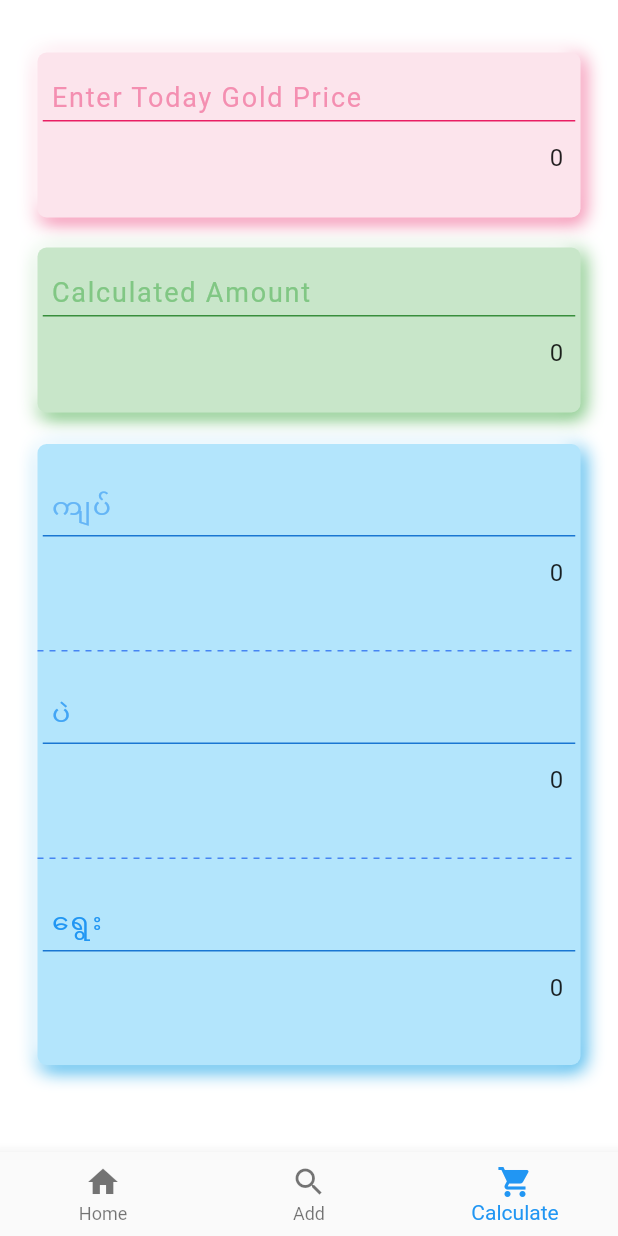
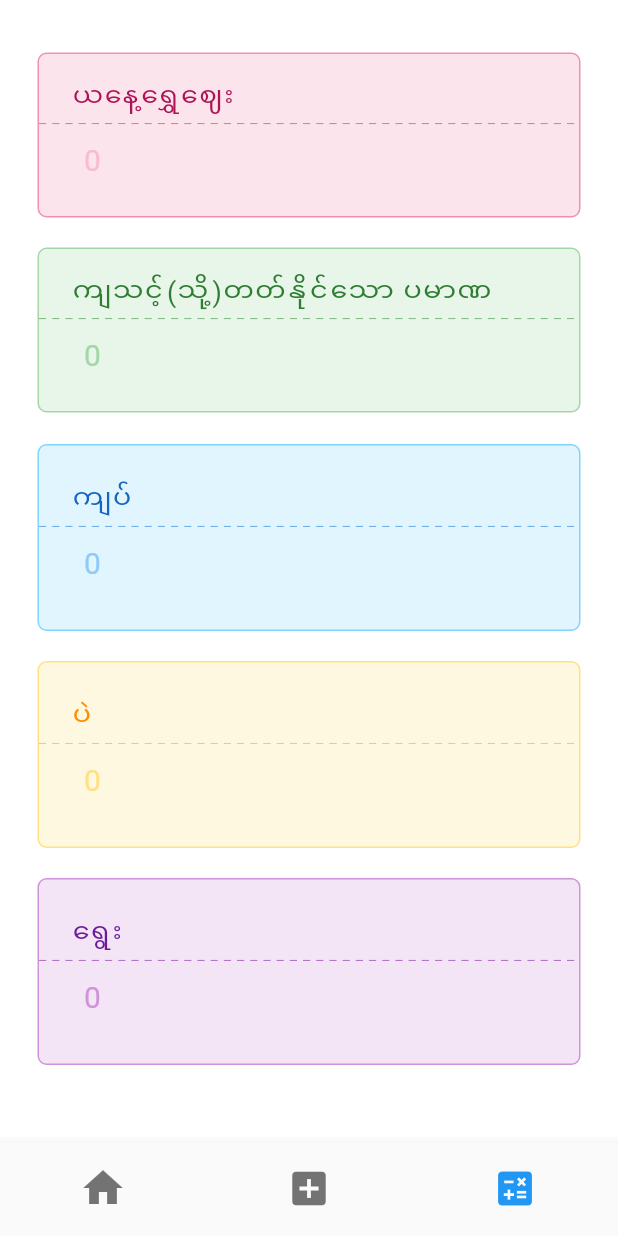
Before and after one commit to MayYaminThant/gold_price, a Flutter app: the screen it shows after launch, item 3 of the bottom bar chosen, on a phone screen of 412 x 824 dp. Run offline on Flutter 3.47's test engine with Material 2 defaults, Android fonts, the light colour scheme and no system bars; drawn by our look-alikes of dotted_line; our stand-ins replace cloud_firestore, firebase_core, firebase_storage, getwidget, image_picker, syncfusion_flutter_charts; accounts and stored records are empty; network calls fail.

Commit message:
Design 1 for Calculating page.

```diff
--- a/lib/common/common_widget.dart
+++ b/lib/common/common_widget.dart
@@ -1,3 +1,5 @@
+import 'dart:collection';
+
 import 'package:flutter/material.dart';
 import 'package:intl/intl.dart';
 import 'package:url_launcher/url_launcher.dart';
@@ -130,4 +132,13 @@ getDateWithCustomFormat(value, String datePattern) {
   return dateFormat;
 }
 
+Map<String, String> sortPriceListMapByDate(Map<String, String> priceList) {
+  SplayTreeMap<String, String>.from(priceList, (keys1, keys2) {
+    DateTime dt1 = DateFormat(dateFormatDayMonthYearHourMinSecond).parse(keys1);
+    DateTime dt2 = DateFormat(dateFormatDayMonthYearHourMinSecond).parse(keys2);
+    return dt2.compareTo(dt1);
+  });
+  return priceList;
+}
+
 typedef GetGoldCallBack = void Function(Gold gold);
--- a/lib/controller/gold_shop_controller.dart
+++ b/lib/controller/gold_shop_controller.dart
@@ -220,10 +220,12 @@ class GoldShopController with ChangeNotifier {
           modifiedDate: modifiedDate,
           color: element.data()['color_hex'] ?? '',
           sixteenPriceList: element.data()['sixteen_price_list'] != null
-              ? element.data()['sixteen_price_list'].cast<String, String>()
+              ? sortPriceListMapByDate(
+                  element.data()['sixteen_price_list'].cast<String, String>())
               : <String, String>{},
           fifteenPriceList: element.data()['fifteen_price_list'] != null
-              ? element.data()['fifteen_price_list'].cast<String, String>()
+              ? sortPriceListMapByDate(
+                  element.data()['fifteen_price_list'].cast<String, String>())
               : <String, String>{},
         );
         var existingItem = _goldShopLst.firstWhere(
--- a/lib/ui/page/calculate_page.dart
+++ b/lib/ui/page/calculate_page.dart
@@ -25,25 +25,29 @@ class CalculatePageState extends State<CalculatePage> {
   @override
   Widget build(BuildContext context) {
     CommonUtil.doInFuture(() {
+      if (context.read<CalulatePageController>().todayGoldPrice != 0) {
         _mainGoldPriceTextController.text = context
             .read<CalulatePageController>()
             .todayGoldPrice
             .toStringAsFixed(0);
+      }
+      if (context.read<CalulatePageController>().calculatedAmount != 0) {
         _calculatedGoldPriceTextController.text = context
             .read<CalulatePageController>()
             .calculatedAmount
             .toStringAsFixed(0);
+      }
       CalculatingGold calculatingGold =
           context.read<CalulatePageController>().calculatingGold;
       _kyatTextController.text = (calculatingGold.kyat ?? 0) > 0
           ? (calculatingGold.kyat ?? 0).toStringAsFixed(0)
-          : "0";
+          : "";
       _paeTextController.text = (calculatingGold.pae ?? 0) > 0
           ? (calculatingGold.kyat ?? 0).toStringAsFixed(0)
-          : "0";
+          : "";
       _ywayTextController.text = (calculatingGold.yway ?? 0) > 0
           ? (calculatingGold.kyat ?? 0).toStringAsFixed(0)
-          : "0";
+          : "";
     });
     return Scaffold(
       backgroundColor: Colors.white,
@@ -60,69 +64,17 @@ class CalculatePageState extends State<CalculatePage> {
           const SizedBox(height: 30),
           _todayGoldPrice(),
           const SizedBox(height: 16),
-          // const Padding(
-          //   padding: EdgeInsets.only(left: 9.0, top: 3, bottom: 5),
-          //   child: Text(
-          //     "Calculated Amount",
-          //     textAlign: TextAlign.start,
-          //     style: TextStyle(fontSize: 18, letterSpacing: 1.2),
-          //   ),
-          // ),
           _calculatedAmountWidget(),
           const SizedBox(height: 16),
-          _calculatedEditor(),
+          _calculatedKyatEditor(),
+          const SizedBox(height: 10),
+          _calculatedPaeEditor(),
+          const SizedBox(height: 10),
+          _calculatedYwayEditor(),
         ],
       ),
     );
   }
-
-  // Widget _todayGoldPrice1() {
-  //   return Padding(
-  //     // padding: const EdgeInsets.only(left: 30),
-  //     padding: const EdgeInsets.only(
-  //       left: 30,
-  //       right: 30,
-  //       top: 5,
-  //       bottom: 5,
-  //     ),
-  //     child: Container(
-  //       width: ScreenSizeUtil.getScreenWidth(context),
-  //       height: 60,
-  //       decoration:
-  //           _calculatedBoxDecoration(Colors.pink[50], Colors.pink.shade300),
-  //       child: Padding(
-  //         padding: const EdgeInsets.all(16),
-  //         child: Center(
-  //           child: Consumer<CalulatePageController>(
-  //             builder: (context, controller, widget) => TextField(
-  //               keyboardType: TextInputType.number,
-  //               cursorWidth: 2.5,
-  //               cursorColor: Colors.pink.shade200,
-  //               controller: _mainGoldPriceTextController,
-  //               decoration: InputDecoration(
-  //                 focusedBorder: InputBorder.none,
-  //                 enabledBorder: InputBorder.none,
-  //                 border: InputBorder.none,
-  //                 hintText: 'Enter Today Gold Price',
-  //                 hintStyle: TextStyle(
-  //                     color: Colors.pink.shade100, letterSpacing: 1.5),
-  //               ),
-  //               onChanged: (value) {
-  //                 if (value.isEmpty) {
-  //                   return;
-  //                 }
-  //                 controller.todayGoldPrice = double.parse(value);
-  //                 controller.calculatedAmount = double.parse(value);
-  //                 controller.calculatingGold =
-  //                     CalculatingGold(kyat: 1, pae: 0, yway: 0);
-  //               },
-  //             ),
-  //           ),
-  //         ),
-  //       ),
-  //     ),
-  //   );
-  // }
 
   Container _todayGoldPrice() {
     return Container(
@@ -135,18 +87,22 @@ class CalculatePageState extends State<CalculatePage> {
         bottom: 0,
       ),
       decoration:
-          _calculatedBoxDecoration(Colors.pink[50], Colors.pink.shade300),
+          _calculatedBoxDecoration(Colors.pink[50], Colors.pink.shade200),
       child: Consumer<CalulatePageController>(builder: (_, controller, __) {
         if (controller.calculatedAmount > 0) {
           _calculatedGoldPriceTextController.text =
               controller.calculatedAmount.toStringAsFixed(0);
         }
         return _textFeildColumn(
-          'Enter Today Gold Price',
+          'ယနေ့ရွှေဈေး',
           _mainGoldPriceTextController,
           controller,
           (value) {
             if (value.isEmpty) {
+              _calculatedGoldPriceTextController.clear();
+              _kyatTextController.clear();
+              _paeTextController.clear();
+              _ywayTextController.clear();
               return;
             }
             controller.todayGoldPrice = double.parse(value);
@@ -154,8 +110,20 @@ class CalculatePageState extends State<CalculatePage> {
             controller.calculatingGold =
                 CalculatingGold(kyat: 1, pae: 0, yway: 0);
           },
+          () {
+            _mainGoldPriceTextController.clear();
+            controller.todayGoldPrice = 0;
+            controller.calculatedAmount = 0;
+            controller.calculatingGold =
+                CalculatingGold(kyat: 0, pae: 0, yway: 0);
+
+            _calculatedGoldPriceTextController.clear();
+            _kyatTextController.clear();
+            _paeTextController.clear();
+            _ywayTextController.clear();
+          },
           ScreenSizeUtil.getScreenWidth(context) - 110,
-          Colors.pink.shade200,
+          Colors.pink.shade800,
           Colors.pink.shade100,
           Colors.pink.shade300,
           Colors.pink.shade500,
@@ -174,19 +142,22 @@ class CalculatePageState extends State<CalculatePage> {
         top: 4,
         bottom: 0,
       ),
-      decoration: _calculatedBoxDecoration(
-          Colors.green.shade100, Colors.green.shade500),
+      decoration:
+          _calculatedBoxDecoration(Colors.green.shade50, Colors.green.shade200),
       child: Consumer<CalulatePageController>(builder: (_, controller, __) {
         if (controller.calculatedAmount > 0) {
           _calculatedGoldPriceTextController.text =
               controller.calculatedAmount.toStringAsFixed(0);
         }
         return _textFeildColumn(
-          'Calculated Amount',
+          'ကျသင့်(သို့)တတ်နိုင်သော ပမာဏ',
           _calculatedGoldPriceTextController,
           controller,
           (value) {
             if (controller.todayGoldPrice <= 0 || value.isEmpty) {
+              _kyatTextController.clear();
+              _paeTextController.clear();
+              _ywayTextController.clear();
               return;
             }
             double result = double.parse(value);
@@ -203,8 +174,12 @@ class CalculatePageState extends State<CalculatePage> {
                 pae: paeVal.truncateToDouble(),
                 yway: ywayVal);
           },
+          () {
+            controller.calculatedAmount = 0;
+            _calculatedGoldPriceTextController.clear();
+          },
           ScreenSizeUtil.getScreenWidth(context) - 110,
-          Colors.green.shade300,
+          Colors.green.shade800,
           Colors.green.shade200,
           Colors.green.shade400,
           Colors.green.shade700,
@@ -213,9 +188,8 @@ class CalculatePageState extends State<CalculatePage> {
     );
   }
 
-  Widget _calculatedEditor() {
+  Widget _calculatedKyatEditor() {
     return Padding(
-      // padding: const EdgeInsets.only(right: 35.0),
       padding: const EdgeInsets.only(
         left: 25,
         right: 25,
@@ -223,37 +197,17 @@ class CalculatePageState extends State<CalculatePage> {
         bottom: 5,
       ),
       child: Container(
-        // padding: const EdgeInsets.only(left: 3.0),
         width: ScreenSizeUtil.getScreenWidth(context),
-        // height: ScreenSizeUtil.getScreenHeight(context) - 400,
-        height: ScreenSizeUtil.getScreenHeight(context) - 410,
+        height: (ScreenSizeUtil.getScreenHeight(context) / 3) - 150,
         decoration: _calculatedBoxDecoration(
-            Colors.lightBlue.shade100, Colors.lightBlue.shade600),
+            Colors.lightBlue.shade50, Colors.lightBlue.shade200),
         child: Consumer<CalulatePageController>(
           builder: (_, controller, __) {
             if (controller.calculatingGold.kyat != null) {
               _kyatTextController.text =
                   (controller.calculatingGold.kyat ?? 0).toStringAsFixed(0);
             }
-            if (controller.calculatingGold.pae != null) {
-              _paeTextController.text =
-                  (controller.calculatingGold.pae ?? 0).toStringAsFixed(0);
-            }
-            if (controller.calculatingGold.yway != null) {
-              _ywayTextController.text =
-                  (controller.calculatingGold.yway ?? 0).toStringAsFixed(0);
-            }
-            return Column(
-              mainAxisAlignment: MainAxisAlignment.spaceEvenly,
-              children: [
-                Container(
-                  // color: Colors.white,
-                  // padding: const EdgeInsets.only(left: 3.0),
-                  // width: ScreenSizeUtil.getScreenWidth(context),
-                  // height: ScreenSizeUtil.getScreenHeight(context) - 400,
-                  // decoration: _calculatedBoxDecoration(
-                  //     Colors.lightBlue.shade100, Colors.lightBlue.shade200),
-                  child: _textFeildColumn(
+            return _textFeildColumn(
               'ကျပ်',
               _kyatTextController,
               controller,
@@ -267,22 +221,46 @@ class CalculatePageState extends State<CalculatePage> {
                 controller.calculatingGold.kyat = double.parse(value);
 
                 double result = double.parse(value);
-                      _kyatTextController.selection =
-                          TextSelection.fromPosition(TextPosition(
-                              offset: _kyatTextController.text.length));
+                _kyatTextController.selection = TextSelection.fromPosition(
+                    TextPosition(offset: _kyatTextController.text.length));
                 _calculatingAmount(controller, result);
               },
+              () {
+                controller.calculatingGold.kyat = 0;
+                _kyatTextController.clear();
+              },
               ScreenSizeUtil.getScreenWidth(context) - 110,
-                    Colors.blue.shade300,
-                    Colors.lightBlue.shade700,
+              Colors.blue.shade800,
+              Colors.blue.shade200,
               Colors.blue.shade400,
               Colors.blue.shade700,
+            );
+          },
         ),
       ),
-                const DottedLine(
-                  dashColor: Color.fromARGB(255, 70, 133, 243),
+    );
+  }
+
+  Widget _calculatedPaeEditor() {
+    return Padding(
+      padding: const EdgeInsets.only(
+        left: 25,
+        right: 25,
+        top: 5,
+        bottom: 5,
       ),
-                _textFeildColumn(
+      child: Container(
+        width: ScreenSizeUtil.getScreenWidth(context),
+        height: (ScreenSizeUtil.getScreenHeight(context) / 3) - 150,
+        decoration: _calculatedBoxDecoration(
+            Colors.amber.shade50, Colors.amber.shade200),
+        child: Consumer<CalulatePageController>(
+          builder: (_, controller, __) {
+            if (controller.calculatingGold.pae != null) {
+              _paeTextController.text =
+                  (controller.calculatingGold.pae ?? 0).toStringAsFixed(0);
+            }
+            return _textFeildColumn(
               'ပဲ',
               _paeTextController,
               controller,
@@ -300,16 +278,42 @@ class CalculatePageState extends State<CalculatePage> {
                     TextPosition(offset: _paeTextController.text.length));
                 _calculatingAmount(controller, result);
               },
+              () {
+                controller.calculatingGold.pae = 0;
+                _paeTextController.clear();
+              },
               ScreenSizeUtil.getScreenWidth(context) - 110,
-                  Colors.blue.shade400,
-                  Colors.lightBlue.shade700,
-                  Colors.blue.shade500,
-                  Colors.blue.shade700,
+              Colors.amber.shade800,
+              Colors.amber.shade200,
+              Colors.amber.shade500,
+              Colors.amber.shade700,
+            );
+          },
         ),
-                const DottedLine(
-                  dashColor: Color.fromARGB(255, 70, 133, 243),
       ),
-                _textFeildColumn(
+    );
+  }
+
+  Widget _calculatedYwayEditor() {
+    return Padding(
+      padding: const EdgeInsets.only(
+        left: 25,
+        right: 25,
+        top: 5,
+        bottom: 5,
+      ),
+      child: Container(
+        width: ScreenSizeUtil.getScreenWidth(context),
+        height: (ScreenSizeUtil.getScreenHeight(context) / 3) - 150,
+        decoration: _calculatedBoxDecoration(
+            Colors.purple.shade50, Colors.purple.shade200),
+        child: Consumer<CalulatePageController>(
+          builder: (_, controller, __) {
+            if (controller.calculatingGold.yway != null) {
+              _ywayTextController.text =
+                  (controller.calculatingGold.yway ?? 0).toStringAsFixed(0);
+            }
+            return _textFeildColumn(
               'ရွေး',
               _ywayTextController,
               controller,
@@ -327,13 +331,15 @@ class CalculatePageState extends State<CalculatePage> {
                     TextPosition(offset: _ywayTextController.text.length));
                 _calculatingAmount(controller, result);
               },
+              () {
+                controller.calculatingGold.yway = 0;
+                _ywayTextController.clear();
+              },
               ScreenSizeUtil.getScreenWidth(context) - 110,
-                  Colors.blue.shade500,
-                  Colors.lightBlue.shade700,
-                  Colors.blue.shade600,
-                  Colors.blue.shade700,
-                ),
-              ],
+              Colors.purple.shade800,
+              Colors.purple.shade200,
+              Colors.purple.shade600,
+              Colors.purple.shade700,
             );
           },
         ),
@@ -355,21 +361,22 @@ class CalculatePageState extends State<CalculatePage> {
   BoxDecoration _calculatedBoxDecoration(color, boxShadowColor) {
     return BoxDecoration(
       color: color,
+      border: Border.all(color: boxShadowColor),
       borderRadius: BorderRadius.circular(6),
-      boxShadow: [
-        BoxShadow(
-          color: boxShadowColor,
-          offset: const Offset(2, 3),
-          blurRadius: 10,
-          spreadRadius: 0.05,
-        ),
-        const BoxShadow(
-          color: Colors.white,
-          offset: Offset(-4, -4),
-          blurRadius: 10,
-          spreadRadius: 1,
-        ),
-      ],
+      // boxShadow: [
+      //   BoxShadow(
+      //     color: boxShadowColor,
+      //     offset: const Offset(2, 3),
+      //     blurRadius: 10,
+      //     spreadRadius: 0.05,
+      //   ),
+      //   const BoxShadow(
+      //     color: Colors.white,
+      //     offset: Offset(-4, -4),
+      //     blurRadius: 10,
+      //     spreadRadius: 1,
+      //   ),
+      // ],
     );
   }
 
@@ -378,6 +385,7 @@ class CalculatePageState extends State<CalculatePage> {
     TextEditingController textEditingController,
     CalulatePageController controller,
     Function(String) stringCallback,
+    VoidCallback clearCallback,
     double width,
     Color color1,
     Color color2,
@@ -389,36 +397,38 @@ class CalculatePageState extends State<CalculatePage> {
       crossAxisAlignment: CrossAxisAlignment.start,
       children: [
         Padding(
-          padding: const EdgeInsets.only(left: 9.0, top: 3, bottom: 5),
+          padding: const EdgeInsets.only(left: 22.0, top: 3, bottom: 5),
           child: Text(
             title,
-            style: TextStyle(color: color1, fontSize: 18, letterSpacing: 1.2),
+            style: TextStyle(color: color1, fontSize: 18, letterSpacing: 1),
           ),
         ),
-        SizedBox(
-          height: 1,
-          child: Container(
-            color: color4,
-            margin: const EdgeInsets.only(left: 3.5, right: 3.5),
-          ),
+        DottedLine(
+          dashColor: color4,
+          lineThickness: 0.4,
+          dashLength: 4.8,
         ),
         Container(
-          // width: width,
           padding: const EdgeInsets.only(left: 8.0, right: 8.0),
-          child: Center(
+          child: Row(
+            children: [
+              Expanded(
                 child: TextFormField(
-                textAlign: TextAlign.end,
                     keyboardType: TextInputType.number,
                     cursorWidth: 2.5,
                     cursorColor: color1,
                     controller: textEditingController,
+                    style: const TextStyle(letterSpacing: 4, fontSize: 20),
                     decoration: InputDecoration(
                       focusedBorder: InputBorder.none,
                       enabledBorder: InputBorder.none,
                       border: InputBorder.none,
-                  hintText:
-                      controller.calculateGoldType ? 'Enter Gold Price' : '0',
-                  hintStyle: TextStyle(color: color2, letterSpacing: 1.5),
+                      contentPadding: const EdgeInsets.only(left: 20),
+                      hintText: controller.calculateGoldType
+                          ? 'Enter Gold Price'
+                          : '0',
+                      hintStyle: TextStyle(
+                          color: color2, letterSpacing: 4, fontSize: 20),
                     ),
                     onFieldSubmitted: (value) => stringCallback(value),
                     validator: (value) {
@@ -428,6 +438,20 @@ class CalculatePageState extends State<CalculatePage> {
                       return null;
                     }),
               ),
+              if (textEditingController.text.isNotEmpty &&
+                  textEditingController.text != "0")
+                IconButton(
+                  onPressed: () {
+                    clearCallback();
+                  },
+                  icon: Icon(
+                    Icons.cancel_rounded,
+                    size: 32,
+                    color: color1,
+                  ),
+                ),
+            ],
+          ),
         ),
       ],
     );
--- a/lib/ui/page/gold_detail.dart
+++ b/lib/ui/page/gold_detail.dart
@@ -69,7 +69,9 @@ class GoldDetailState extends State<GoldDetail> {
         ),
         floatingActionButton: FloatingActionButton(
           onPressed: () {
-            showTitleDialog(gold);
+            _showPasswordConfirmationDialog(submittedCallback: () {
+              goToGoldEditorPage(gold);
+            });
           },
           child: const Icon(Icons.edit),
         ),
@@ -133,12 +135,20 @@ class GoldDetailState extends State<GoldDetail> {
         ),
       ),
       actions: [
-        Consumer<GoldShopController>(
+        _deleteShopUIAndAction(gold),
+      ],
+    );
+  }
+
+  Consumer<GoldShopController> _deleteShopUIAndAction(Gold gold) {
+    return Consumer<GoldShopController>(
       builder: (_, controller, __) => IconButton(
           onPressed: () {
+            _showPasswordConfirmationDialog(submittedCallback: () {
               controller.deleteGoldData(
                 gold.id,
                 successCallback: () {
+                  Navigator.pop(context);
                   showSimpleSnackBar(
                     context,
                     'Delete Successful',
@@ -146,6 +156,7 @@ class GoldDetailState extends State<GoldDetail> {
                   );
                 },
                 failureCallback: (dynamic error) {
+                  Navigator.pop(context);
                   showSimpleSnackBar(
                     context,
                     'Delete Failed: $error',
@@ -153,14 +164,13 @@ class GoldDetailState extends State<GoldDetail> {
                   );
                 },
               );
+            });
           },
           icon: const Icon(
             Icons.delete_forever_rounded,
             size: 30,
             color: Colors.red,
           )),
-        ),
-      ],
     );
   }
 
@@ -379,7 +389,8 @@ class GoldDetailState extends State<GoldDetail> {
     return chartData;
   }
 
-  Future showTitleDialog(Gold gold) {
+  Future _showPasswordConfirmationDialog(
+      {required VoidCallback submittedCallback}) {
     return showDialog(
       context: context,
       builder: (BuildContext context) {
@@ -420,7 +431,7 @@ class GoldDetailState extends State<GoldDetail> {
                   },
                   textInputAction: TextInputAction.done,
                   onFieldSubmitted: (String text) {
-                    goToGoldEditorPage(gold);
+                    submittedCallback.call();
                   },
                 )
               ],
@@ -429,9 +440,9 @@ class GoldDetailState extends State<GoldDetail> {
           actions: <Widget>[
             ElevatedButton(
               onPressed: () {
-                goToGoldEditorPage(gold);
+                submittedCallback.call();
               },
-              child: const Text('Save'),
+              child: const Text('Confirm'),
             ),
             ElevatedButton(
                 onPressed: () {
--- a/lib/ui/page/home_page.dart
+++ b/lib/ui/page/home_page.dart
@@ -63,26 +63,26 @@ class HomePageState extends State<HomePage> {
   }
 
   SliverAppBar sliverAppBar() {
-    return SliverAppBar(
+    return const SliverAppBar(
       elevation: 0,
       pinned: true,
       // stretch: true,
       // onStretchTrigger: () async {
       //   setState(() {});
       // },
-      actions: [
-        IconButton(
-          onPressed: () {
-            Scaffold.of(context).openEndDrawer();
-          },
-          icon: const Icon(
-            Icons.menu,
-            color: Colors.black,
-          ),
-        ),
-      ],
+      // actions: [
+      //   IconButton(
+      //     onPressed: () {
+      //       Scaffold.of(context).openEndDrawer();
+      //     },
+      //     icon: const Icon(
+      //       Icons.menu,
+      //       color: Colors.black,
+      //     ),
+      //   ),
+      // ],
       backgroundColor: Colors.white,
-      flexibleSpace: const FlexibleSpaceBar(
+      flexibleSpace: FlexibleSpaceBar(
         centerTitle: true,
         title: Text(
           'နောက်ဆုံးရ ရွှေစျေးနှုန်းများ',
--- a/lib/ui/page/main_page.dart
+++ b/lib/ui/page/main_page.dart
@@ -67,19 +67,21 @@ class MainPageState extends State<MainPage> {
       builder: (_, goldController, __) => Consumer<BottomNavController>(
           builder: (_, controller, __) => BottomNavigationBar(
                 currentIndex: controller.selectedIndex,
+                showSelectedLabels: false,
+                showUnselectedLabels: false,
                 items: [
                   const BottomNavigationBarItem(
-                    icon: Icon(Icons.home),
+                    icon: Icon(Icons.home, size: 32),
                     label: "Home",
                   ),
                   BottomNavigationBarItem(
-                    icon: const Icon(Icons.search),
+                    icon: const Icon(Icons.add_box, size: 30),
                     label: goldController.currentEditGold.name.isNotEmpty
                         ? "Update"
                         : "Add",
                   ),
                   const BottomNavigationBarItem(
-                    icon: Icon(Icons.shopping_cart),
+                    icon: Icon(Icons.calculate, size: 30),
                     label: "Calculate",
                   ),
                 ],
```
Also changed, not shown: pubspec.lock. Lines whose indentation alone changed are shown as unchanged.
